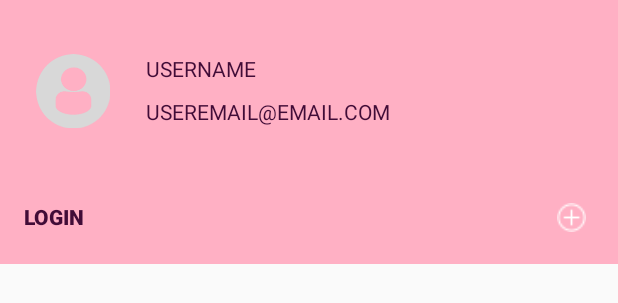
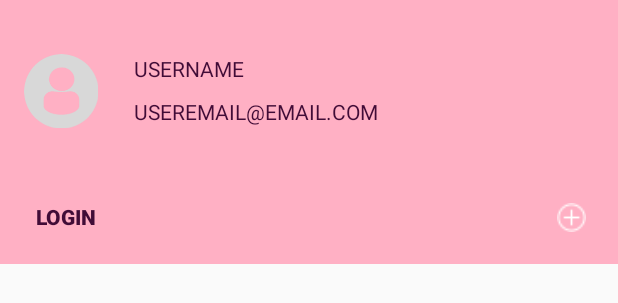
Before and after one commit to vishaljoshi005/Materials-Chat, an Android app: the layout nav_header_main.xml on its own in the app's theme, with its tools: preview values and no code run, on a phone screen of 412 x 824 dp. Shown: the top 303 px of the screen. Run offline under Robolectric (Android 15) with nearby library versions, the phone set to English and light mode, and no system bars.

Commit message:
Alignmnet in main header

```diff
--- a/app/src/main/res/layout/nav_header_main.xml
+++ b/app/src/main/res/layout/nav_header_main.xml
@@ -13,7 +13,7 @@
         android:id="@+id/userImageNavHeader"
         android:layout_width="wrap_content"
         android:layout_height="wrap_content"
-        android:layout_marginStart="24dp"
+        android:layout_marginStart="16dp"
         android:layout_marginTop="28dp"
         android:contentDescription="@string/nav_header_desc"
         android:paddingTop="@dimen/nav_header_vertical_spacing"
@@ -49,13 +49,12 @@
         style="@style/Widget.AppCompat.Button.Borderless"
         android:layout_width="wrap_content"
         android:layout_height="32dp"
-        android:layout_marginStart="16dp"
         android:layout_marginTop="43dp"
         android:layout_marginBottom="16dp"
         android:background="@android:color/transparent"
         android:onClick="loginBtnNavClicked"
         android:text="@string/login"
-        android:textAlignment="viewStart"
+        android:textAlignment="center"
         android:textColor="@color/colorAccent"
         android:textStyle="bold"
         app:layout_constraintBottom_toBottomOf="parent"
```
